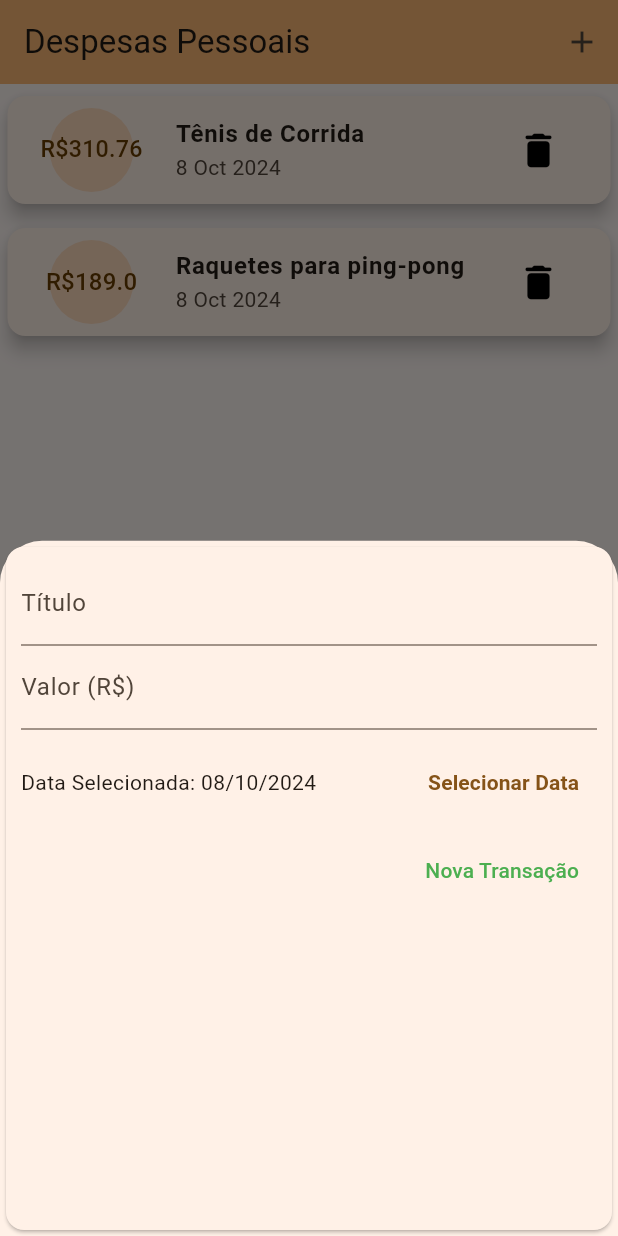
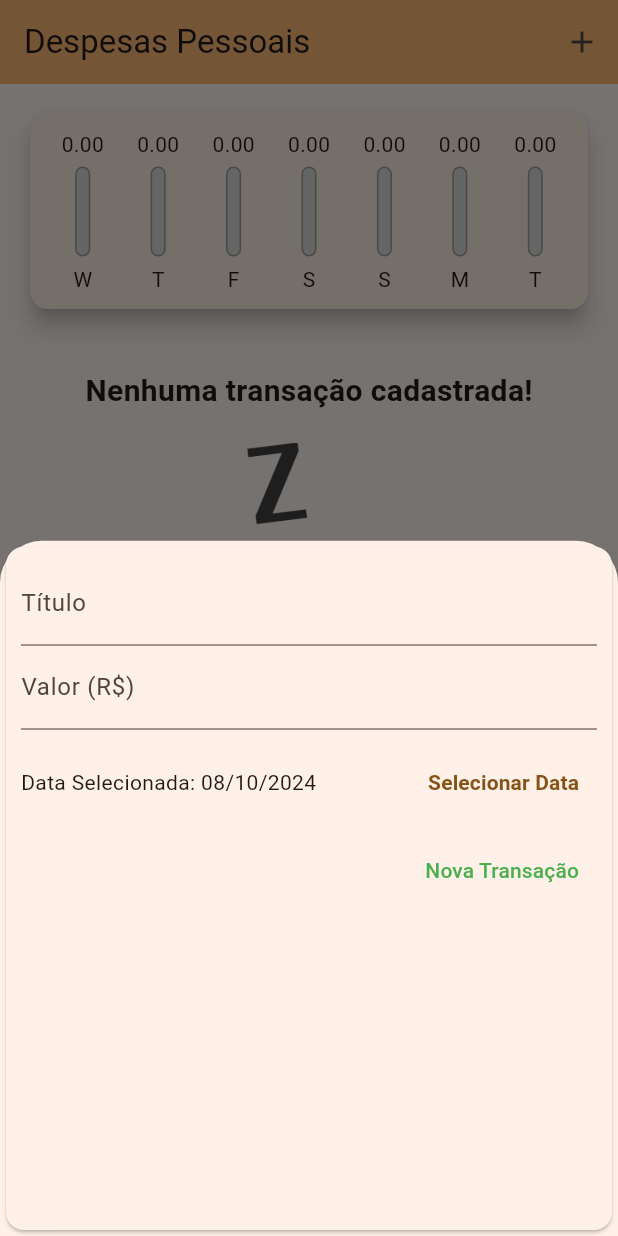
Before and after one commit to FernandoAvellar/expenses, a Flutter app: the screen it shows after launch, after a tap on the "add" icon, on a phone screen of 412 x 824 dp. Run offline on Flutter 3.47's test engine with Material 3 defaults, Android fonts, the phone set to English and light mode, and no system bars.

Commit message:
add chartBar

```diff
--- /dev/null
+++ b/lib/components/chart.dart
@@ -0,0 +1,67 @@
+import 'package:flutter/material.dart';
+import 'package:intl/intl.dart';
+import '../models/transaction.dart';
+import 'chart_bar.dart';
+
+class Chart extends StatelessWidget {
+  final List<Transaction> recentTransaction;
+
+  const Chart(this.recentTransaction, {super.key});
+
+  List<Map<String, Object>> get groupedTransactions {
+    return List.generate(7, (index) {
+      final weekDay = DateTime.now().subtract(
+        Duration(days: index),
+      );
+
+      double totalSum = 0.0;
+
+      for (var i = 0; i < recentTransaction.length; i++) {
+        bool sameDay = recentTransaction[i].date.day == weekDay.day;
+        bool sameMonth = recentTransaction[i].date.month == weekDay.month;
+        bool sameYear = recentTransaction[i].date.year == weekDay.year;
+
+        if (sameDay && sameMonth && sameYear) {
+          totalSum += recentTransaction[i].value;
+        }
+      }
+
+      return {
+        'day': DateFormat.E().format(weekDay)[0],
+        'value': totalSum,
+      };
+    }).reversed.toList();
+  }
+
+  double get _weekTotalValue {
+    return groupedTransactions.fold(0.0, (sum, tr) {
+      return sum + (tr['value'] as double);
+    });
+  }
+
+  @override
+  Widget build(BuildContext context) {
+    return Card(
+      elevation: 6,
+      margin: const EdgeInsets.all(20),
+      child: Padding(
+        padding: const EdgeInsets.all(10),
+        child: Row(
+          mainAxisAlignment: MainAxisAlignment.spaceAround,
+          children: groupedTransactions.map((tr) {
+            return Flexible(
+              fit: FlexFit.tight,
+              child: ChartBar(
+                label: tr['day'] as String,
+                value: tr['value'] as double,
+                percentage: _weekTotalValue == 0
+                    ? 0
+                    : (tr['value'] as double) / _weekTotalValue,
+              ),
+            );
+          }).toList(),
+        ),
+      ),
+    );
+  }
+}
--- /dev/null
+++ b/lib/components/chart_bar.dart
@@ -0,0 +1,59 @@
+import 'package:flutter/material.dart';
+
+class ChartBar extends StatelessWidget {
+  final String? label;
+  final double? value;
+  final double? percentage;
+
+  const ChartBar({
+    this.label,
+    this.value,
+    this.percentage,
+    super.key,
+  });
+
+  @override
+  Widget build(BuildContext context) {
+    return Column(
+      children: [
+        SizedBox(
+          height: 20,
+          child: FittedBox(
+            child: Text(value!.toStringAsFixed(2)),
+          ),
+        ),
+        const SizedBox(height: 5),
+        SizedBox(
+          height: 60,
+          width: 10,
+          child: Stack(
+            alignment: Alignment.bottomCenter,
+            children: <Widget>[
+              Container(
+                decoration: BoxDecoration(
+                  border: Border.all(
+                    color: Colors.grey,
+                    width: 1.0,
+                  ),
+                  color: const Color.fromRGBO(220, 220, 220, 1),
+                  borderRadius: BorderRadius.circular(5),
+                ),
+              ),
+              FractionallySizedBox(
+                heightFactor: percentage,
+                child: Container(
+                  decoration: BoxDecoration(
+                    color: Theme.of(context).colorScheme.primary,
+                    borderRadius: BorderRadius.circular(5),
+                  ),
+                ),
+              ),
+            ],
+          ),
+        ),
+        const SizedBox(height: 5),
+        Text(label!),
+      ],
+    );
+  }
+}
--- a/lib/components/transaction_card.dart
+++ b/lib/components/transaction_card.dart
@@ -15,7 +15,7 @@ class TransactionCard extends StatelessWidget {
       margin: EdgeInsets.symmetric(vertical: 8, horizontal: 5),
       child: ListTile(
         leading: CircleAvatar(
-          radius: 40,
+          radius: 30,
           child: Padding(
             padding: const EdgeInsets.all(6.0),
             child: FittedBox(
--- a/lib/components/transaction_list.dart
+++ b/lib/components/transaction_list.dart
@@ -12,7 +12,7 @@ class TransactionList extends StatelessWidget {
   @override
   Widget build(BuildContext context) {
     return SizedBox(
-      height: 400,
+      height: 630,
       child: transactions.isEmpty
           ? Column(
               children: [
--- a/lib/main.dart
+++ b/lib/main.dart
@@ -1,4 +1,5 @@
 import 'dart:math';
+import 'package:expenses/components/chart.dart';
 import 'package:expenses/components/transaction_form.dart';
 import 'package:expenses/components/transaction_list.dart';
 import 'package:expenses/models/transaction.dart';
@@ -31,18 +32,15 @@ class MyHomePage extends StatefulWidget {
 }
 
 class _MyHomePageState extends State<MyHomePage> {
-  final List<Transaction> _transactions = [
-    Transaction(
-        id: 't1',
-        title: 'Tênis de Corrida',
-        value: 310.76,
-        date: DateTime.now()),
-    Transaction(
-        id: 't2',
-        title: 'Raquetes para ping-pong',
-        value: 189.00,
-        date: DateTime.now()),
-  ];
+  final List<Transaction> _transactions = [];
+
+  List<Transaction> get _recentTransactions {
+    return _transactions.where((tr) {
+      return tr.date.isAfter(DateTime.now().subtract(
+        const Duration(days: 7),
+      ));
+    }).toList();
+  }
 
   _addTransaction(String title, double value, DateTime date) {
     final newTransaction = Transaction(
@@ -89,16 +87,7 @@ class _MyHomePageState extends State<MyHomePage> {
         child: Column(
           crossAxisAlignment: CrossAxisAlignment.stretch,
           children: [
-            // SizedBox(
-            //   width: double.infinity,
-            //   child: Card(
-            //     elevation: 5.0,
-            //     child: Text(
-            //       'Gráfico',
-            //       style: Theme.of(context).textTheme.headlineMedium,
-            //     ),
-            //   ),
-            // ),
+            Chart(_recentTransactions),
             TransactionList(
                 transactions: _transactions, onDelete: _removeTransaction),
           ],
```
